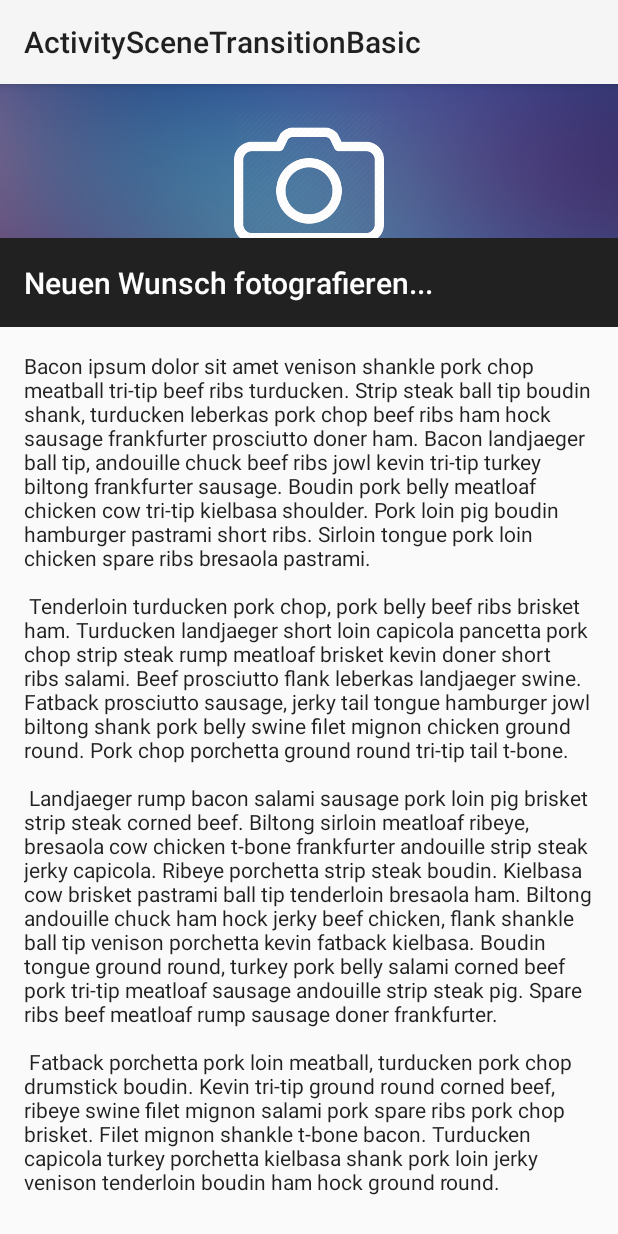
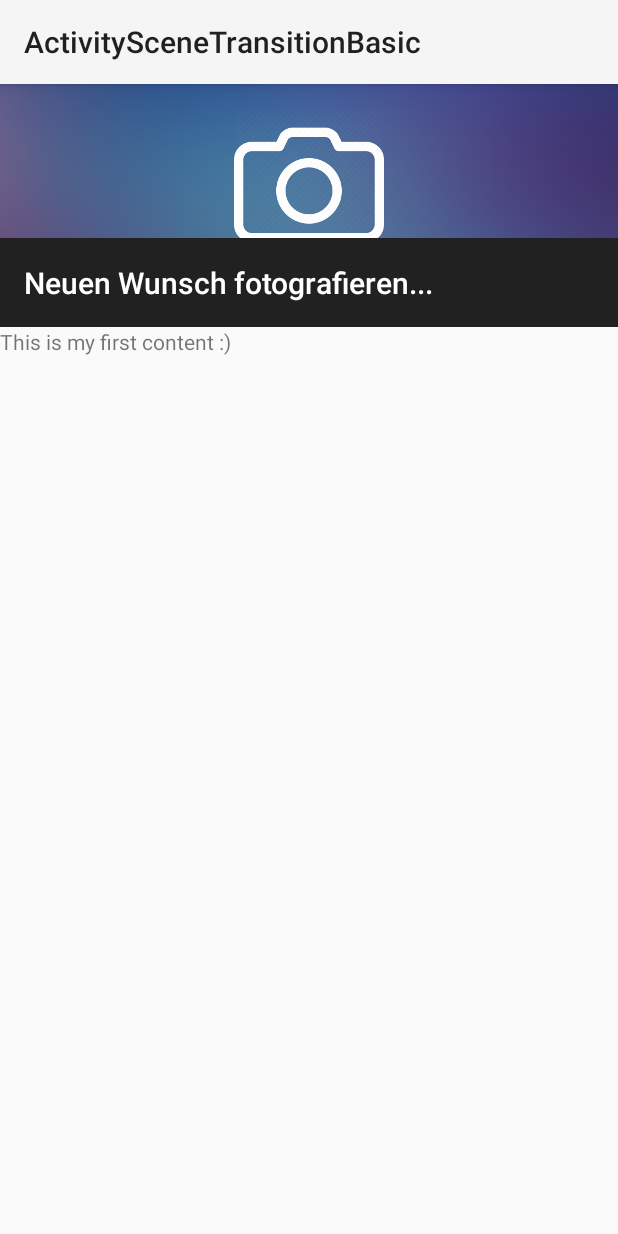
Before and after one commit to SNU-Apps/SNU, an Android app: the screen it shows after launch (CreateWishActivity), after a tap on "Neuen Wunsch fotografieren...", on a phone screen of 412 x 824 dp. Run offline under Robolectric (Android 15) with nearby library versions, the phone set to English and light mode, and no system bars; our stand-ins replace Picasso; pictures from the network do not load.

Commit message:
provide AbstractHomeTransitionActivity content

```diff
--- a/app/src/main/java/com/androidapp/snu/activities/home/AbstractHomeTransitionActivity.java
+++ b/app/src/main/java/com/androidapp/snu/activities/home/AbstractHomeTransitionActivity.java
@@ -21,59 +21,53 @@ import android.os.Build;
 import android.os.Bundle;
 import android.support.v4.view.ViewCompat;
 import android.transition.Transition;
+import android.view.View;
 import android.widget.ImageView;
+import android.widget.LinearLayout;
 import android.widget.TextView;
 
 import com.androidapp.snu.R;
 import com.squareup.picasso.Picasso;
 
-/**
- * Our secondary Activity which is launched from {@link HomeActivity}. Has a simple detail UI
- * which has a large banner image, title and body text.
- */
 public abstract class AbstractHomeTransitionActivity extends Activity {
 
 	// Extra name for the ID parameter
 	public static final String EXTRA_PARAM_ID = "detail:_id";
 
-	// View name of the header image. Used for activity scene transitions
+	// Used for activity scene transitions
 	public static final String VIEW_NAME_HEADER_IMAGE = "detail:header:image";
-
-	// View name of the header title. Used for activity scene transitions
 	public static final String VIEW_NAME_HEADER_TITLE = "detail:header:title";
 
-	private ImageView mHeaderImageView;
-	private TextView mHeaderTitle;
-
-	private HomeItem mItem;
+	private ImageView headerImageView;
+	private TextView headerTitle;
+	private HomeItem currentItem;
 
 	@Override
 	protected void onCreate(Bundle savedInstanceState) {
 		super.onCreate(savedInstanceState);
 		setContentView(R.layout.details);
 
-		// Retrieve the correct HomeItem instance, using the ID provided in the Intent
-		mItem = HomeItem.getItem(getIntent().getIntExtra(EXTRA_PARAM_ID, 0));
+		currentItem = getCurrentItem();
+		headerImageView = findViewById(R.id.imageview_header);
+		headerTitle = findViewById(R.id.textview_title);
+		LinearLayout contentView = findViewById(R.id.view_content);
 
-		mHeaderImageView = (ImageView) findViewById(R.id.imageview_header);
-		mHeaderTitle = (TextView) findViewById(R.id.textview_title);
+		ViewCompat.setTransitionName(headerImageView, VIEW_NAME_HEADER_IMAGE);
+		ViewCompat.setTransitionName(headerTitle, VIEW_NAME_HEADER_TITLE);
 
-		// BEGIN_INCLUDE(detail_set_view_name)
-		/**
-		 * Set the name of the view's which will be transition to, using the static values above.
-		 * This could be done in the layout XML, but exposing it via static variables allows easy
-		 * querying from other Activities
-		 */
-		ViewCompat.setTransitionName(mHeaderImageView, VIEW_NAME_HEADER_IMAGE);
-		ViewCompat.setTransitionName(mHeaderTitle, VIEW_NAME_HEADER_TITLE);
-		// END_INCLUDE(detail_set_view_name)
+		loadHeaderImage();
 
-		loadItem();
+		contentView.addView(getContent());
 	}
 
-	private void loadItem() {
-		// Set the title TextView to the item's name and author
-		mHeaderTitle.setText(mItem.getName());
+	protected abstract View getContent();
+
+	private HomeItem getCurrentItem() {
+		return HomeItem.getItem(getIntent().getIntExtra(EXTRA_PARAM_ID, 0));
+	}
+
+	private void loadHeaderImage() {
+		headerTitle.setText(currentItem.getName());
 
 		if (Build.VERSION.SDK_INT >= Build.VERSION_CODES.LOLLIPOP && addTransitionListener()) {
 			// If we're running on Lollipop and we have added a listener to the shared element
@@ -86,25 +80,19 @@ public abstract class AbstractHomeTransitionActivity extends Activity {
 		}
 	}
 
-	/**
-	 * Load the item's thumbnail image into our {@link ImageView}.
-	 */
 	private void loadThumbnail() {
-		Picasso.with(mHeaderImageView.getContext())
-				.load(mItem.getImageViewId())
+		Picasso.with(headerImageView.getContext())
+				.load(currentItem.getImageViewId())
 				.noFade()
-				.into(mHeaderImageView);
+				.into(headerImageView);
 	}
 
-	/**
-	 * Load the item's full-size image into our {@link ImageView}.
-	 */
 	private void loadFullSizeImage() {
-		Picasso.with(mHeaderImageView.getContext())
-				.load(mItem.getActiveImageViewId())
+		Picasso.with(headerImageView.getContext())
+				.load(currentItem.getActiveImageViewId())
 				.noFade()
 				.noPlaceholder()
-				.into(mHeaderImageView);
+				.into(headerImageView);
 	}
 
 	/**
@@ -122,10 +110,7 @@ public abstract class AbstractHomeTransitionActivity extends Activity {
 			transition.addListener(new Transition.TransitionListener() {
 				@Override
 				public void onTransitionEnd(Transition transition) {
-					// As the transition has ended, we can now load the full-size image
 					loadFullSizeImage();
-
-					// Make sure we remove ourselves as a listener
 					transition.removeListener(this);
 				}
 
@@ -152,9 +137,6 @@ public abstract class AbstractHomeTransitionActivity extends Activity {
 			});
 			return true;
 		}
-
-		// If we reach here then we have not added a listener
 		return false;
 	}
-
 }
--- a/app/src/main/java/com/androidapp/snu/activities/home/HomeActivity.java
+++ b/app/src/main/java/com/androidapp/snu/activities/home/HomeActivity.java
@@ -16,9 +16,6 @@
 
 package com.androidapp.snu.activities.home;
 
-import com.androidapp.snu.R;
-import com.androidapp.snu.activities.wishes.CreateWishActivity;
-
 import android.app.Activity;
 import android.content.Intent;
 import android.os.Bundle;
@@ -28,6 +25,9 @@ import android.support.v4.util.Pair;
 import android.view.View;
 import android.widget.AdapterView;
 import android.widget.GridView;
+
+import com.androidapp.snu.R;
+import com.androidapp.snu.activities.wishes.CreateWishActivity;
 
 public class HomeActivity extends Activity implements AdapterView.OnItemClickListener {
 
--- a/app/src/main/java/com/androidapp/snu/activities/wishes/CreateWishActivity.java
+++ b/app/src/main/java/com/androidapp/snu/activities/wishes/CreateWishActivity.java
@@ -17,6 +17,9 @@
 package com.androidapp.snu.activities.wishes;
 
 import android.os.Bundle;
+import android.view.View;
+import android.widget.LinearLayout;
+import android.widget.TextView;
 
 import com.androidapp.snu.activities.home.AbstractHomeTransitionActivity;
 
@@ -26,4 +29,13 @@ public class CreateWishActivity extends AbstractHomeTransitionActivity {
 	protected void onCreate(Bundle savedInstanceState) {
 		super.onCreate(savedInstanceState);
 	}
+
+	@Override
+	protected View getContent() {
+		LinearLayout layout = new LinearLayout(this);
+		TextView text = new TextView(this);
+		text.setText("This is my first content :)");
+		layout.addView(text);
+		return layout;
+	}
 }
--- a/app/src/main/res/layout/details.xml
+++ b/app/src/main/res/layout/details.xml
@@ -31,11 +31,11 @@
               android:maxLines="2"
               android:padding="16dp" />
 
-        <TextView
+        <LinearLayout
+              android:id="@+id/view_content"
               android:layout_width="match_parent"
               android:layout_height="wrap_content"
-              android:padding="16dp"
-              android:text="@string/bacon_ipsum"
+              android:orientation="vertical"
               android:textAppearance="@android:style/TextAppearance.Material.Body1" />
 
     </LinearLayout>
```
